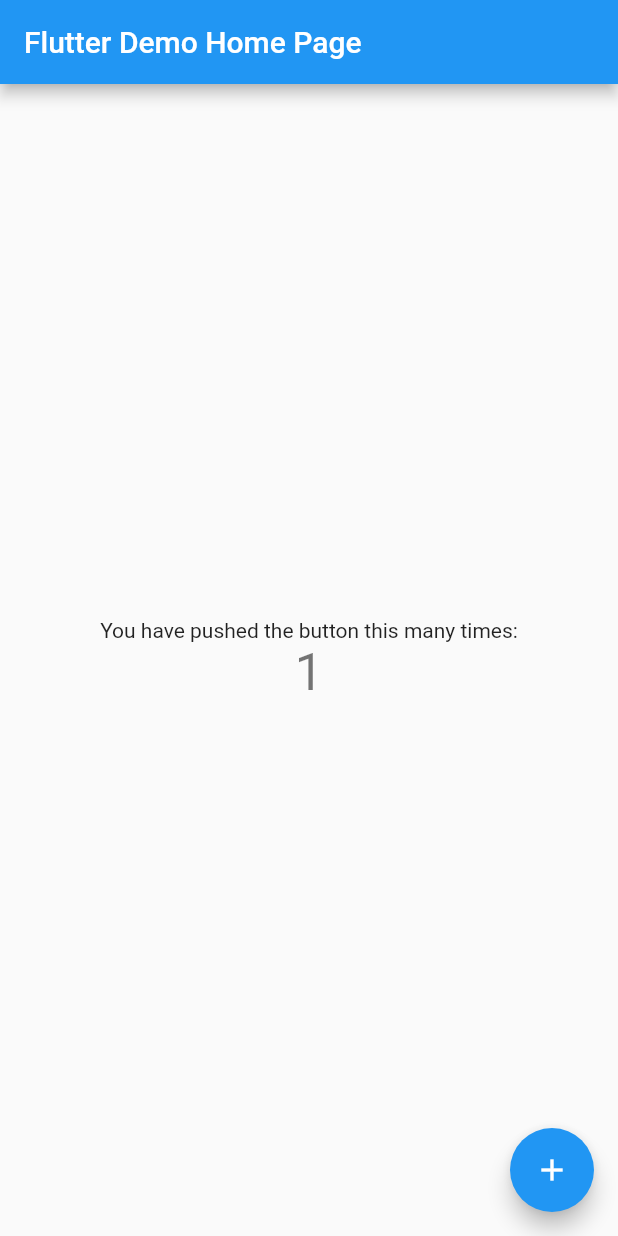
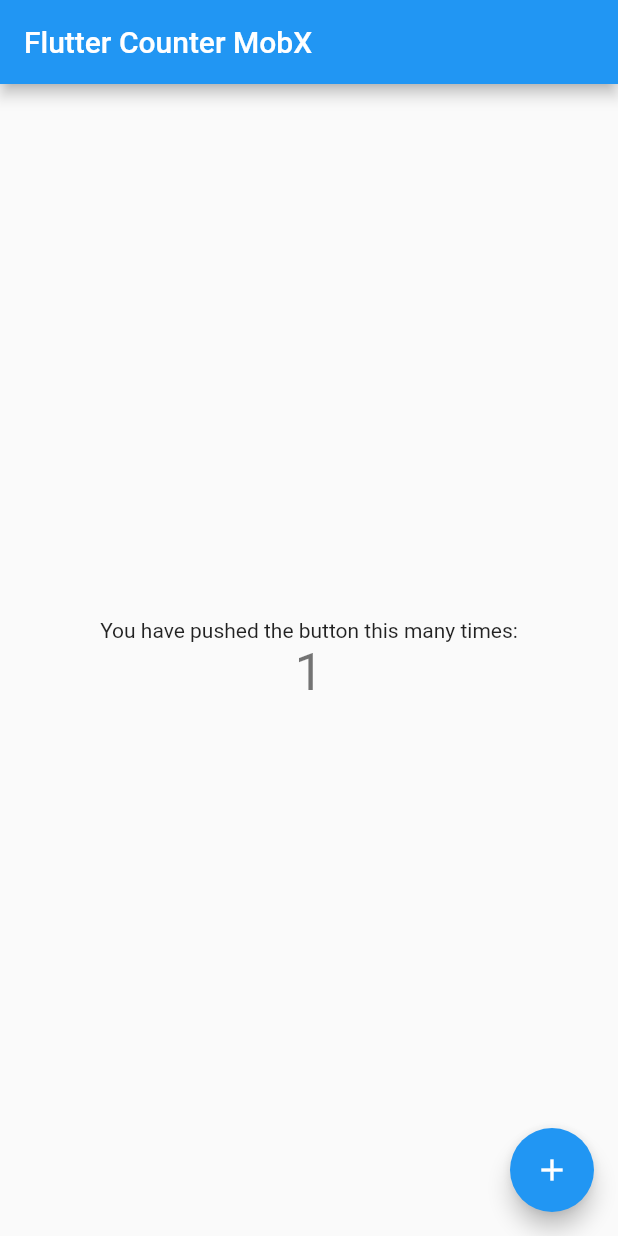
Before and after one commit to ChebanovDD/flutter_counter_mobx, a Flutter app: the screen it shows after launch, after a tap on the "add" icon, on a phone screen of 412 x 824 dp. Run offline on Flutter 3.47's test engine with Material 2 defaults, Android fonts, the phone set to English and light mode, and no system bars.

Commit message:
Added app_router and counter_screen. Implemented base route logic.

```diff
--- /dev/null
+++ b/lib/core/constants/strings.dart
@@ -0,0 +1,10 @@
+class Strings {
+  // App
+  static const appTitle = 'Flutter Counter MobX';
+
+  // Screens
+  static const counterScreen = 'counter';
+
+  // Exceptions
+  static const exceptionMsgRouteNotFound = 'Route not found!';
+}
--- /dev/null
+++ b/lib/core/exceptions/route_exception.dart
@@ -0,0 +1,5 @@
+class RouteException implements Exception {
+  const RouteException(this.message);
+
+  final String message;
+}
--- a/lib/main.dart
+++ b/lib/main.dart
@@ -1,65 +1,25 @@
 import 'package:flutter/material.dart';
 
-void main() {
-  runApp(MyApp());
+import 'core/constants/strings.dart';
+import 'presentation/router/app_router.dart';
+
+void main() => runApp(const CounterApp());
+
+class CounterApp extends StatefulWidget {
+  const CounterApp({Key key}) : super(key: key);
+
+  @override
+  _CounterAppState createState() => _CounterAppState();
 }
 
-class MyApp extends StatelessWidget {
+class _CounterAppState extends State<CounterApp> {
   @override
   Widget build(BuildContext context) {
     return MaterialApp(
-      title: 'Flutter Demo',
-      theme: ThemeData(
-        primarySwatch: Colors.blue,
-      ),
-      home: const MyHomePage(title: 'Flutter Demo Home Page'),
+      title: Strings.appTitle,
+      debugShowCheckedModeBanner: false,
+      initialRoute: AppRouter.initialRoute,
+      onGenerateRoute: AppRouter.onGenerateRoute,
     );
   }
 }
-
-class MyHomePage extends StatefulWidget {
-  const MyHomePage({Key key, this.title}) : super(key: key);
-
-  final String title;
-
-  @override
-  _MyHomePageState createState() => _MyHomePageState();
-}
-
-class _MyHomePageState extends State<MyHomePage> {
-  int _counter = 0;
-
-  void _incrementCounter() {
-    setState(() {
-      _counter++;
-    });
-  }
-
-  @override
-  Widget build(BuildContext context) {
-    return Scaffold(
-      appBar: AppBar(
-        title: Text(widget.title),
-      ),
-      body: Center(
-        child: Column(
-          mainAxisAlignment: MainAxisAlignment.center,
-          children: <Widget>[
-            const Text(
-              'You have pushed the button this many times:',
-            ),
-            Text(
-              '$_counter',
-              style: Theme.of(context).textTheme.headline4,
-            ),
-          ],
-        ),
-      ),
-      floatingActionButton: FloatingActionButton(
-        onPressed: _incrementCounter,
-        tooltip: 'Increment',
-        child: const Icon(Icons.add),
-      ), // This trailing comma makes auto-formatting nicer for build methods.
-    );
-  }
-}
--- /dev/null
+++ b/lib/presentation/router/app_router.dart
@@ -0,0 +1,20 @@
+import 'package:flutter/material.dart';
+
+import '../../core/constants/strings.dart';
+import '../../core/exceptions/route_exception.dart';
+import '../../presentation/screens/counter_screen/counter_screen.dart';
+
+class AppRouter {
+  const AppRouter._();
+
+  static String get initialRoute => Strings.counterScreen;
+
+  static Route<dynamic> onGenerateRoute(RouteSettings settings) {
+    switch (settings.name) {
+      case Strings.counterScreen:
+        return MaterialPageRoute<Widget>(builder: (_) => const CounterScreen(title: Strings.appTitle,));
+      default:
+        throw const RouteException(Strings.exceptionMsgRouteNotFound);
+    }
+  }
+}
--- /dev/null
+++ b/lib/presentation/screens/counter_screen/counter_screen.dart
@@ -0,0 +1,47 @@
+import 'package:flutter/material.dart';
+
+class CounterScreen extends StatefulWidget {
+  const CounterScreen({Key key, this.title}) : super(key: key);
+
+  final String title;
+
+  @override
+  _CounterScreenState createState() => _CounterScreenState();
+}
+
+class _CounterScreenState extends State<CounterScreen> {
+  int _counter = 0;
+
+  void _incrementCounter() {
+    setState(() {
+      _counter++;
+    });
+  }
+
+  @override
+  Widget build(BuildContext context) {
+    return Scaffold(
+      appBar: AppBar(
+        title: Text(widget.title),
+      ),
+      body: Center(
+        child: Column(
+          mainAxisAlignment: MainAxisAlignment.center,
+          children: <Widget>[
+            const Text(
+              'You have pushed the button this many times:',
+            ),
+            Text('$_counter',
+              style: Theme.of(context).textTheme.headline4,
+            ),
+          ],
+        ),
+      ),
+      floatingActionButton: FloatingActionButton(
+        onPressed: _incrementCounter,
+        tooltip: 'Increment',
+        child: const Icon(Icons.add),
+      ), // This trailing comma makes auto-formatting nicer for build methods.
+    );
+  }
+}
```
Also changed, not shown: 1 other file.
